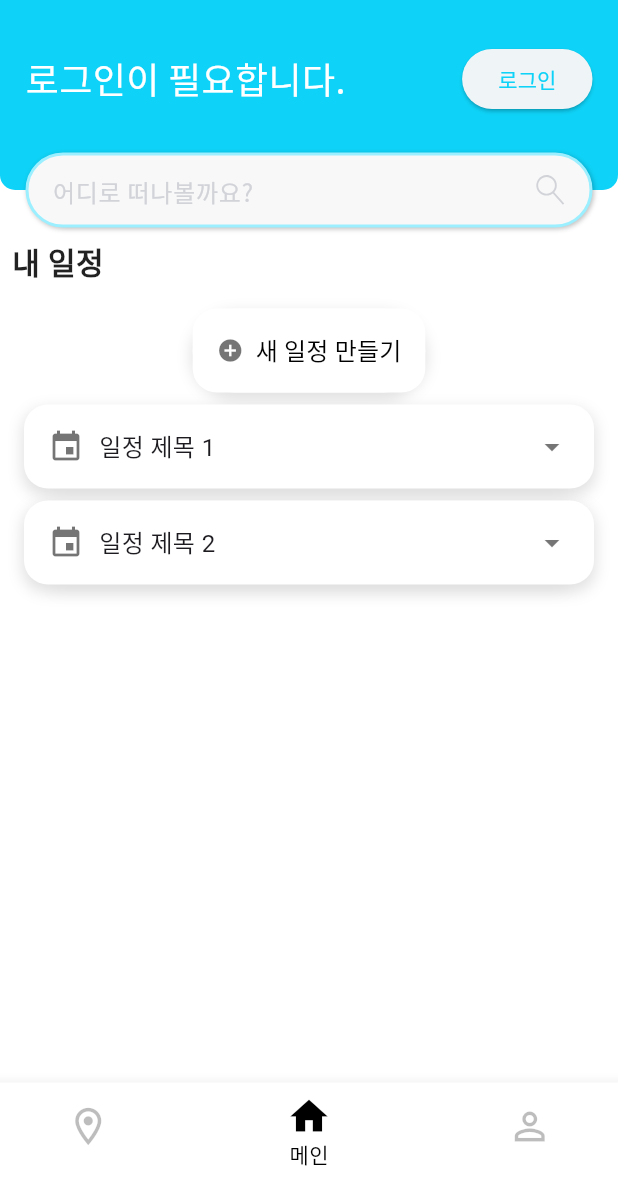
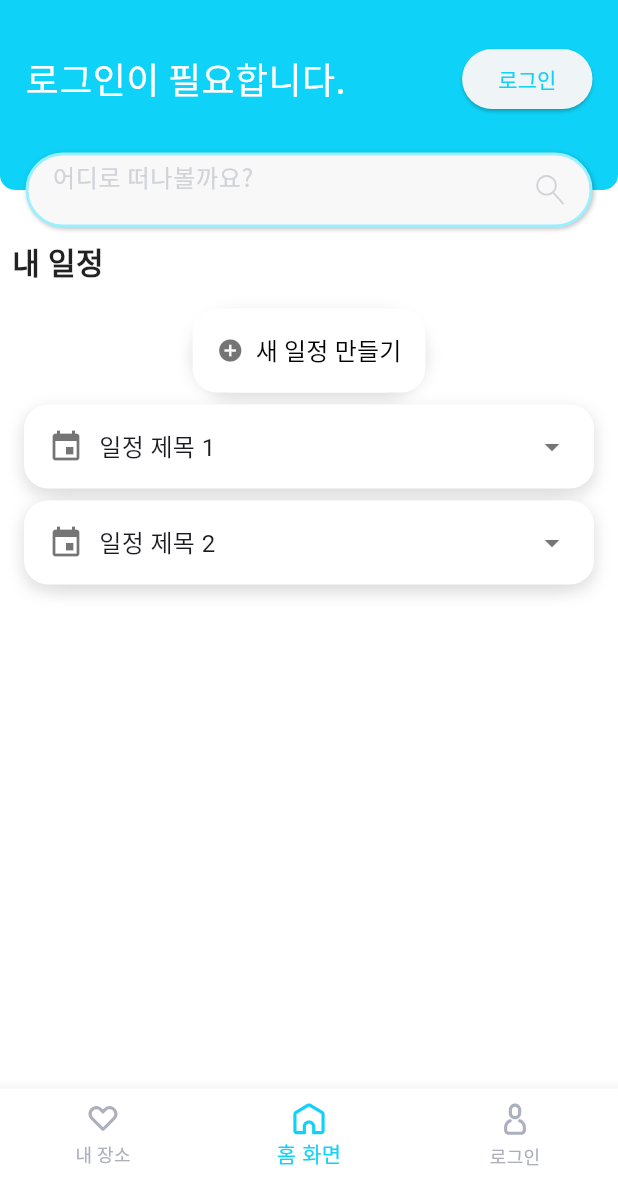
Before and after one commit to TourAPI-Utilization-Contest/client-flutter, a Flutter app: the screen it shows after launch, on a phone screen of 412 x 824 dp, the part 56-1236 px from its top. Run offline on Flutter 3.47's test engine with Material 3 defaults, Android fonts, the phone set to English and light mode, and no system bars; our stand-ins replace flutter_riverpod, flutter_svg, google_fonts, google_maps_flutter; missing offline and left inert: elevated_flex, flutter_date_range_picker, kakao_flutter_sdk_common, kakao_flutter_sdk_user; accounts and stored records are empty.

Commit message:
로그인 편의성 강화
로그인 편의성 강화
검색창 추가

```diff
--- /dev/null
+++ b/lib/common/color.dart
@@ -0,0 +1,3 @@
+import 'package:flutter/material.dart';
+
+const Color cGray = Color(0xFFD1D3D9);
--- /dev/null
+++ b/lib/common/search_text_field.dart
@@ -0,0 +1,109 @@
+import 'package:flutter/material.dart';
+import 'package:flutter/services.dart';
+import 'package:flutter_svg/flutter_svg.dart';
+import 'package:tradule/features/search/screen.dart';
+
+import 'color.dart';
+
+Widget searchTextField(BuildContext context, {required bool readOnly}) {
+  FocusNode _focusNode = FocusNode();
+
+  return MouseRegion(
+    cursor: readOnly ? SystemMouseCursors.click : SystemMouseCursors.basic,
+    child: GestureDetector(
+      behavior: HitTestBehavior.deferToChild,
+      onTap: readOnly
+          ? () {
+              _go(context);
+            }
+          : null,
+      child: Container(
+        height: 50,
+        padding: const EdgeInsets.symmetric(horizontal: 16),
+        decoration: BoxDecoration(
+          color: const Color(0xFFF8F8F8),
+          borderRadius: BorderRadius.circular(30),
+          border: Border.all(
+            // color: Theme.of(context).colorScheme.primary,
+            color: const Color(0xFF9CEFFF),
+            width: 2,
+          ),
+          boxShadow: const [
+            BoxShadow(
+              color: Color.fromRGBO(0, 0, 0, 0.25),
+              blurRadius: 2,
+              offset: Offset(1, 1),
+            ),
+          ],
+        ),
+        child: Row(
+          children: [
+            Expanded(
+              child: IgnorePointer(
+                child: Padding(
+                  padding: const EdgeInsets.only(bottom: 16),
+                  child: KeyboardListener(
+                    focusNode: _focusNode,
+                    onKeyEvent: (event) {
+                      if (!readOnly) return;
+                      if (event is KeyDownEvent &&
+                          event.logicalKey == LogicalKeyboardKey.enter) {
+                        _go(context); // 엔터 키 눌렀을 때 실행할 동작
+                      }
+                    },
+                    child: TextField(
+                      autofocus: !readOnly,
+                      readOnly: readOnly,
+                      decoration: const InputDecoration(
+                        hintText: '어디로 떠나볼까요?',
+                        hintStyle: TextStyle(
+                          color: cGray,
+                          fontSize: 16,
+                          fontFamily: 'NotoSansKR',
+                          fontVariations: [FontVariation('wght', 200)],
+                        ),
+                        border: InputBorder.none,
+                      ),
+                    ),
+                  ),
+                ),
+              ),
+            ),
+            SvgPicture.asset(
+              'assets/icon/search.svg',
+              colorFilter: const ColorFilter.mode(cGray, BlendMode.srcIn),
+              height: 19.9,
+            ),
+          ],
+        ),
+      ),
+    ),
+  );
+}
+
+void _go(BuildContext context) {
+  Navigator.push(
+    context,
+    PageRouteBuilder(
+      pageBuilder: (context, animation, secondaryAnimation) =>
+          const SearchScreen(),
+      transitionsBuilder: (context, animation, secondaryAnimation, child) {
+        const begin = Offset(0.0, 0.03);
+        const end = Offset(0.0, 0.0);
+        const curve = Curves.easeInOut;
+
+        var tween =
+            Tween(begin: begin, end: end).chain(CurveTween(curve: curve));
+        var offsetAnimation = animation.drive(tween);
+
+        return SlideTransition(
+          position: offsetAnimation,
+          child: FadeTransition(
+            opacity: animation,
+            child: child,
+          ),
+        );
+      },
+    ),
+  );
+}
--- a/lib/features/home/screen.dart
+++ b/lib/features/home/screen.dart
@@ -7,7 +7,11 @@ import 'package:tradule/features/login/screen.dart';
 import 'package:tradule/features/user/screen.dart';
 import 'package:tradule/features/itinerary/screen.dart';
 import 'package:tradule/features/itinerary_info/screen.dart';
+import 'package:tradule/features/search/screen.dart';
 import 'package:elevated_flex/elevated_flex.dart';
+
+import 'package:tradule/common/search_text_field.dart';
+// import 'package:tradule/common/color.dart';
 
 class HomePage extends StatefulWidget {
   @override
@@ -66,30 +70,45 @@ class _HomePageState extends State<HomePage>
           _tabController?.animateTo(index);
           setState(() {});
         },
-        type: BottomNavigationBarType.shifting,
+        type: BottomNavigationBarType.fixed,
         enableFeedback: false,
         iconSize: 30.0,
-        unselectedItemColor: Colors.black26,
-        selectedItemColor: Colors.black,
+        unselectedItemColor: const Color(0xFFABB0BC),
+        selectedItemColor: Theme.of(context).colorScheme.primary,
         items: <BottomNavigationBarItem>[
-          const BottomNavigationBarItem(
-            icon: Icon(Icons.location_on_outlined),
-            activeIcon: Icon(Icons.location_on),
+          BottomNavigationBarItem(
+            // icon: Icon(Icons.location_on_outlined),
+            // activeIcon: Icon(Icons.location_on),
+            icon: BottomNavigationBarItemIcon('assets/icon/jam_heart.svg'),
             label: '내 장소',
           ),
-          const BottomNavigationBarItem(
-            icon: Icon(Icons.home_outlined),
-            activeIcon: Icon(Icons.home),
-            label: '메인',
+          BottomNavigationBarItem(
+            // icon: Icon(Icons.home_outlined),
+            // activeIcon: Icon(Icons.home),
+            icon: BottomNavigationBarItemIcon('assets/icon/jam_home.svg'),
+            label: '홈 화면',
           ),
           BottomNavigationBarItem(
-            icon: const Icon(Icons.person_outline),
-            activeIcon: const Icon(Icons.person),
+            // icon: const Icon(Icons.person_outline),
+            // activeIcon: const Icon(Icons.person),
+            icon: BottomNavigationBarItemIcon('assets/icon/jam_user.svg'),
             label: ServerWrapper.isLogin() ? '내 정보' : '로그인',
           ),
         ],
       ),
     );
+  }
+
+  Widget BottomNavigationBarItemIcon(String assetName) {
+    return Builder(builder: (context) {
+      return SvgPicture.asset(
+        assetName,
+        colorFilter: ColorFilter.mode(
+          IconTheme.of(context).color ?? Colors.black,
+          BlendMode.srcIn,
+        ),
+      );
+    });
   }
 }
 
@@ -105,8 +124,6 @@ class _MainPageState extends State<MainPage>
   bool _isLoading = false;
   int _currentPage = 0;
   double searchY = 108;
-
-  final cGray = const Color(0xFFD1D3D9);
 
   @override
   void initState() {
@@ -260,49 +277,9 @@ class _MainPageState extends State<MainPage>
                 right: 17,
                 left: 17,
               ),
-              child: Container(
-                height: 50,
-                padding: const EdgeInsets.symmetric(horizontal: 16),
-                decoration: BoxDecoration(
-                  color: const Color(0xFFF8F8F8),
-                  borderRadius: BorderRadius.circular(30),
-                  border: Border.all(
-                    // color: Theme.of(context).colorScheme.primary,
-                    color: const Color(0xFF9CEFFF),
-                    width: 2,
-                  ),
-                  boxShadow: const [
-                    BoxShadow(
-                      color: Color.fromRGBO(0, 0, 0, 0.25),
-                      blurRadius: 2,
-                      offset: Offset(1, 1),
-                    ),
-                  ],
-                ),
-                child: Row(
-                  children: [
-                    Expanded(
-                      child: TextField(
-                        readOnly: true,
-                        decoration: InputDecoration(
-                          hintText: '어디로 떠나볼까요?',
-                          hintStyle: TextStyle(
-                            color: cGray,
-                            fontSize: 16,
-                            fontFamily: 'NotoSansKR',
-                            fontVariations: const [FontVariation('wght', 200)],
-                          ),
-                          border: InputBorder.none,
-                        ),
-                      ),
-                    ),
-                    SvgPicture.asset(
-                      'assets/icon/search.svg',
-                      color: cGray,
-                      height: 19.9,
-                    ),
-                  ],
-                ),
+              child: searchTextField(
+                context,
+                readOnly: true,
               ),
             ),
             Padding(
--- a/lib/features/itinerary_info/screen.dart
+++ b/lib/features/itinerary_info/screen.dart
@@ -214,7 +214,6 @@ class _IconAndColorPickerState extends State<IconAndColorPicker> {
             buildColorPicker(Colors.green),
             buildColorPicker(Colors.blue),
             buildColorPicker(Colors.orange),
-            // 원하는 색상을 추가
           ],
         ),
         const SizedBox(height: 20),
```
Also changed, not shown: lib/features/login/screen.dart (+78 -22 lines), lib/features/search/screen.dart (renamed from lib/features/search/search.dart, +5 -15 lines), assets/icon/jam_heart.svg (added), assets/icon/jam_home.svg (added), assets/icon/jam_star.svg (added), assets/icon/jam_user.svg (added).
